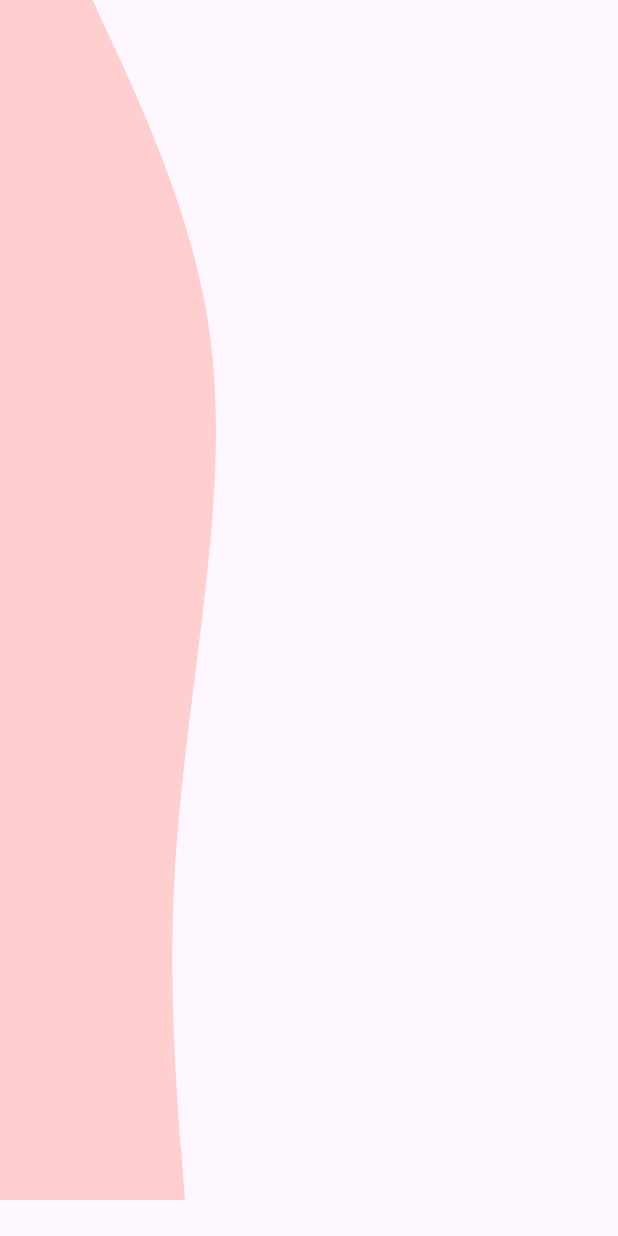
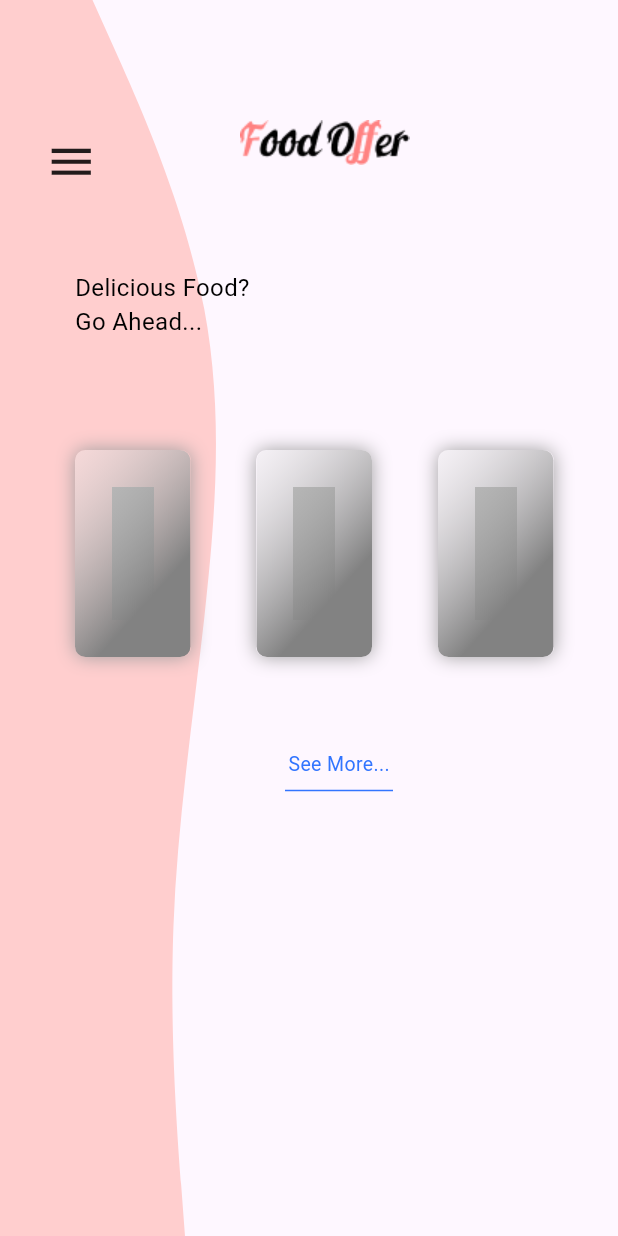
Before and after one commit to Flutter-gg-1/Shimmer-application, a Flutter app: the screen it shows after launch, on a phone screen of 412 x 824 dp. Run offline on Flutter 3.47's test engine with Material 3 defaults, Android fonts, the phone set to English and light mode, and no system bars.

Commit message:
implements rectangular container widget

```diff
--- a/lib/src/home_screen.dart
+++ b/lib/src/home_screen.dart
@@ -1,5 +1,6 @@
 import 'package:flutter/material.dart';
 import 'widgets/custom_painting.dart';
+import 'widgets/rectangle_containers.dart';
 
 class HomeScreen extends StatefulWidget {
   const HomeScreen({super.key});
@@ -15,8 +16,45 @@ class _HomeScreenState extends State<HomeScreen> {
       body: Stack(
         children: [
           CustomPaint(
-              size: const Size(144, 800),
+              size: const Size(144, 1000),
               painter: RPSCustomPainter(),
+          ),
+          const Padding(
+            padding: EdgeInsets.only(top: 90, left: 30),
+            child: Icon(Icons.menu, size: 35,),
+          ),
+          Padding(
+            padding: const EdgeInsets.only(top: 80, left: 160, right: 80),
+            child: Image.asset("assets/Food Offer.png"),
+          ),
+          const Padding(
+            padding: EdgeInsets.only(top: 180, left: 50),
+            child: Text("Delicious Food?\nGo Ahead...", style: TextStyle(fontSize: 16, color: Colors.black),),
+          ),
+          const Padding(
+            padding: EdgeInsets.only(top: 300, left: 50),
+            child: Row(
+              children: [
+                RectangleContainers(),
+                Padding(padding: EdgeInsets.only(left: 44)),
+                RectangleContainers(),
+                Padding(padding: EdgeInsets.only(left: 44)),
+                RectangleContainers(),
+              ],
+            ),
+          ),
+          const Padding(
+            padding: EdgeInsets.only(top: 500, left: 190),
+            child: Column(
+              children: [
+                Text("See More...", style: TextStyle(fontSize: 13, color: Color(0xff3275FF)),),
+                SizedBox(
+                  width: 72,
+                  child: Divider(
+                    color: Color(0xff3275FF),
+                  )),
+              ],
+            ),
           ),
         ],
       ),
--- /dev/null
+++ b/lib/src/widgets/rectangle_containers.dart
@@ -0,0 +1,24 @@
+import 'package:flutter/material.dart';
+
+class RectangleContainers extends StatelessWidget {
+  const RectangleContainers({super.key});
+
+  @override
+  Widget build(BuildContext context) {
+    return Container(
+                  height: 138,
+                  width: 77,
+                  decoration: BoxDecoration(
+                    gradient: LinearGradient(colors: [const Color(0xffE8E8E8).withOpacity(0.4), const Color(0xff828282)], begin: Alignment.topLeft),
+                    borderRadius: BorderRadius.circular(7),
+                    boxShadow: const [
+                      BoxShadow(
+                        color: Colors.grey,
+                        blurStyle: BlurStyle.outer,
+                        blurRadius: 10,
+                      )
+                    ]
+                  ),
+                );
+  }
+}
--- a/pubspec.yaml
+++ b/pubspec.yaml
@@ -17,3 +17,5 @@ dev_dependencies:
 
 flutter:
   uses-material-design: true
+  assets:
+    - assets/
```
Also changed, not shown: lib/src/widgets/custom_painting.dart (+18 -16 lines), assets/Food Offer.png (added).
